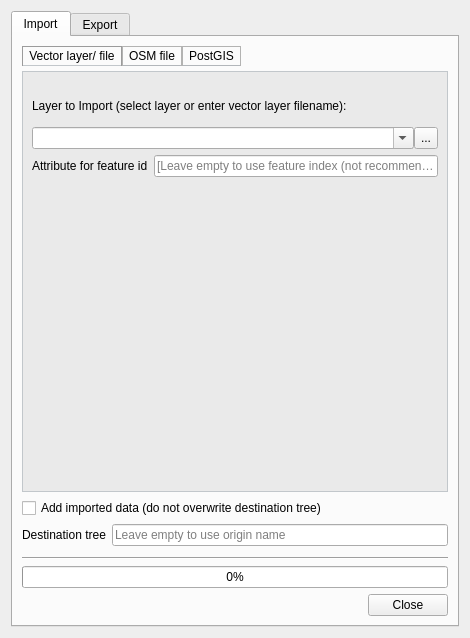
This is python/plugins/geogit/ui/importExportDialog.ui in mweisman/QGIS as Qt 5 draws it before an edit. The edited form follows.
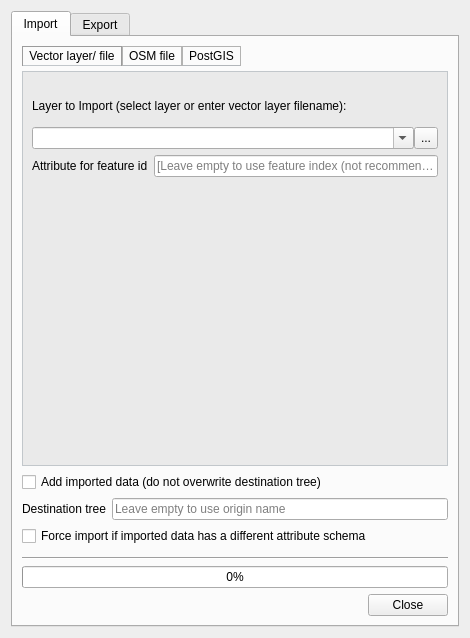
This is the edited form.

The edit to the form file:
```diff
--- a/python/plugins/geogit/ui/importExportDialog.ui
+++ b/python/plugins/geogit/ui/importExportDialog.ui
@@ -878,6 +878,13 @@
          </item>
         </layout>
        </item>
+       <item>
+        <widget class="QCheckBox" name="forceCheckBox">
+         <property name="text">
+          <string>Force import if imported data has a different attribute schema</string>
+         </property>
+        </widget>
+       </item>
        <item>
         <spacer name="verticalSpacer_2">
          <property name="styleSheet">
```
